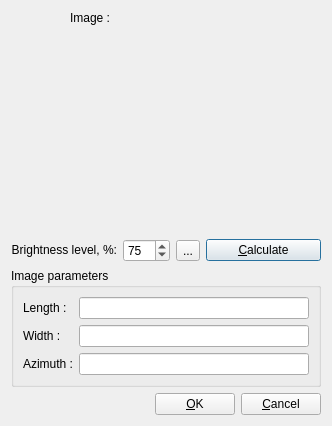
This is io_client/app/reper_app/search_radio_image_fragment_form.ui in YuriyRusinov/reper as Qt 5 draws it before an edit. The edited form follows.
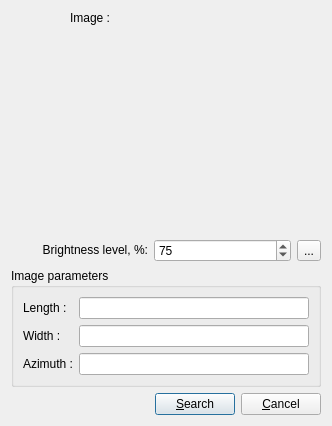
This is the edited form.

What changed in the file:
```diff
--- a/io_client/app/reper_app/search_radio_image_fragment_form.ui
+++ b/io_client/app/reper_app/search_radio_image_fragment_form.ui
@@ -47,44 +47,6 @@
      </item>
     </layout>
    </item>
-   <item row="1" column="0">
-    <layout class="QHBoxLayout" name="horizontalLayout">
-     <item>
-      <widget class="QLabel" name="lBrightLevel">
-       <property name="text">
-        <string>&lt;html&gt;&lt;head/&gt;&lt;body&gt;&lt;p&gt;Brightness level, %:&lt;/p&gt;&lt;/body&gt;&lt;/html&gt;</string>
-       </property>
-       <property name="alignment">
-        <set>Qt::AlignRight|Qt::AlignTrailing|Qt::AlignVCenter</set>
-       </property>
-      </widget>
-     </item>
-     <item>
-      <widget class="QSpinBox" name="spBrightess">
-       <property name="maximum">
-        <number>100</number>
-       </property>
-       <property name="value">
-        <number>75</number>
-       </property>
-      </widget>
-     </item>
-     <item>
-      <widget class="QToolButton" name="tbFilt">
-       <property name="text">
-        <string>...</string>
-       </property>
-      </widget>
-     </item>
-    </layout>
-   </item>
-   <item row="1" column="1">
-    <widget class="QPushButton" name="pbCalculate">
-     <property name="text">
-      <string>&amp;Calculate</string>
-     </property>
-    </widget>
-   </item>
    <item row="2" column="0" colspan="2">
     <widget class="QGroupBox" name="gbParams">
      <property name="title">
@@ -142,7 +104,7 @@
      <item>
       <widget class="QPushButton" name="pbOk">
        <property name="text">
-        <string>&amp;OK</string>
+        <string>&amp;Search</string>
        </property>
       </widget>
      </item>
@@ -155,6 +117,37 @@
      </item>
     </layout>
    </item>
+   <item row="1" column="0" colspan="2">
+    <layout class="QHBoxLayout" name="hBrightnesslLayout">
+     <item>
+      <widget class="QLabel" name="lBrightLevel">
+       <property name="text">
+        <string>&lt;html&gt;&lt;head/&gt;&lt;body&gt;&lt;p&gt;Brightness level, %:&lt;/p&gt;&lt;/body&gt;&lt;/html&gt;</string>
+       </property>
+       <property name="alignment">
+        <set>Qt::AlignRight|Qt::AlignTrailing|Qt::AlignVCenter</set>
+       </property>
+      </widget>
+     </item>
+     <item>
+      <widget class="QSpinBox" name="spBrightess">
+       <property name="maximum">
+        <number>100</number>
+       </property>
+       <property name="value">
+        <number>75</number>
+       </property>
+      </widget>
+     </item>
+     <item>
+      <widget class="QToolButton" name="tbFilt">
+       <property name="text">
+        <string>...</string>
+       </property>
+      </widget>
+     </item>
+    </layout>
+   </item>
   </layout>
  </widget>
  <resources/>
```
